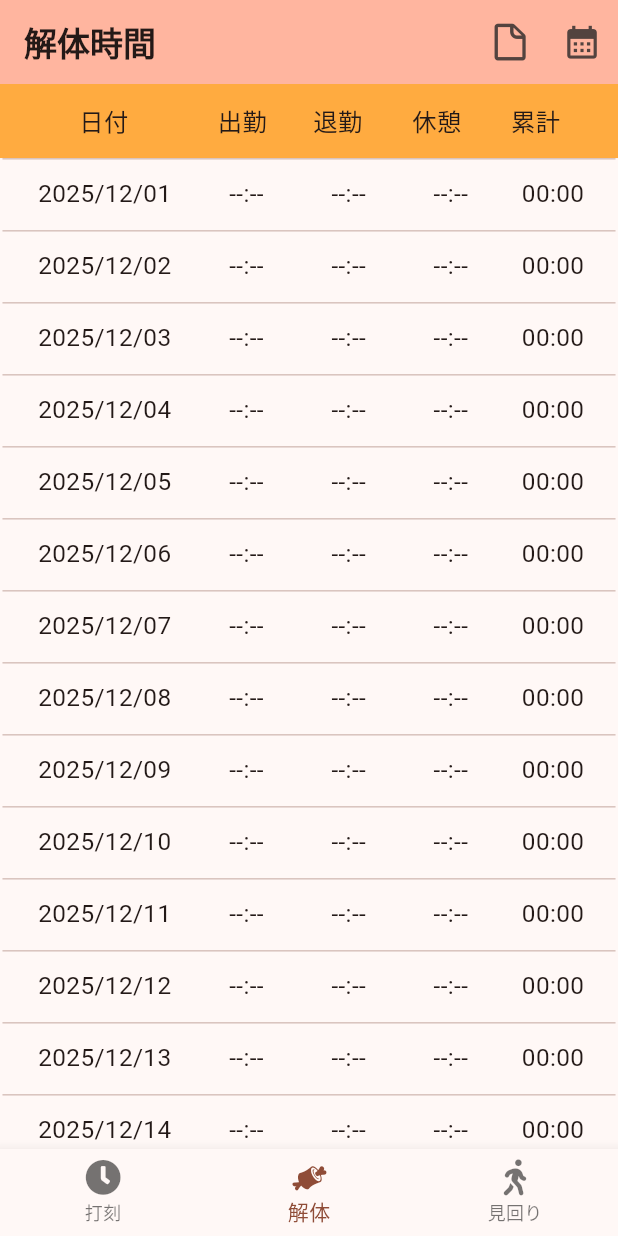
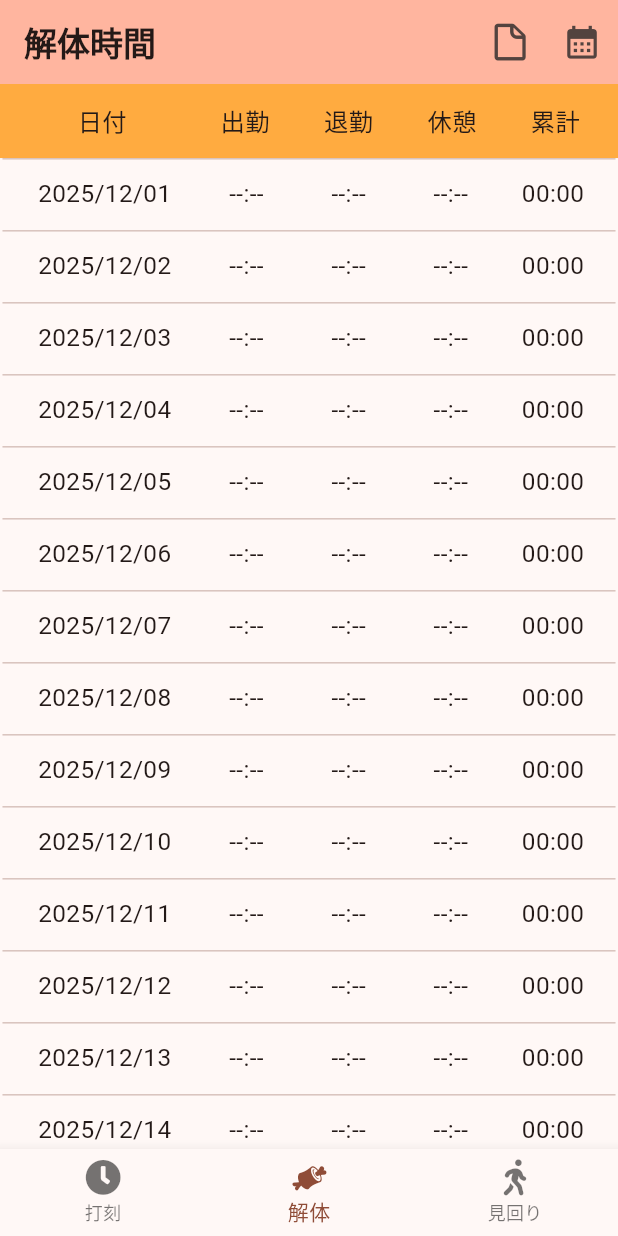
Before and after one commit to tas5521/boar_time, a Flutter app: the screen it shows after launch, item 2 of the bottom bar chosen, on a phone screen of 412 x 824 dp. Run offline on Flutter 3.47's test engine with Material 3 defaults, Android fonts, the phone set to English and light mode, and no system bars; our stand-ins replace flutter_hooks, flutter_screenutil, freezed_annotation, hooks_riverpod, isar; accounts and stored records are empty; generated files the repository leaves out were written again.

Commit message:
レイアウトを修正

```diff
--- a/lib/view/butchering_time/butchering_time_view.dart
+++ b/lib/view/butchering_time/butchering_time_view.dart
@@ -76,19 +76,36 @@ class ButcheringTimeView extends HookConsumerWidget {
         child: Column(
           children: [
             Container(
-              padding: EdgeInsets.fromLTRB(48.0.w, 12.0.w, 12.0.w, 12.0.w),
+              padding: EdgeInsets.fromLTRB(12.0.w, 12.0.w, 12.0.w, 12.0.w),
               color: Colors.orangeAccent,
               child: Row(
+                mainAxisAlignment: MainAxisAlignment.spaceBetween,
                 children: [
-                  Text('日付', style: TextStyle(fontSize: 16.sp)),
-                  SizedBox(width: 54.w),
-                  Text('出勤', style: TextStyle(fontSize: 16.sp)),
-                  SizedBox(width: 28.w),
-                  Text('退勤', style: TextStyle(fontSize: 16.sp)),
-                  SizedBox(width: 30.w),
-                  Text('休憩', style: TextStyle(fontSize: 16.sp)),
-                  SizedBox(width: 30.w),
-                  Text('累計', style: TextStyle(fontSize: 16.sp)),
+                  Container(
+                    alignment: Alignment.center,
+                    width: 100.w,
+                    child: Text('日付', style: TextStyle(fontSize: 16.sp)),
+                  ),
+                  Container(
+                    alignment: Alignment.center,
+                    width: 52.w,
+                    child: Text('出勤', style: TextStyle(fontSize: 16.sp)),
+                  ),
+                  Container(
+                    alignment: Alignment.center,
+                    width: 52.w,
+                    child: Text('退勤', style: TextStyle(fontSize: 16.sp)),
+                  ),
+                  Container(
+                    alignment: Alignment.center,
+                    width: 52.w,
+                    child: Text('休憩', style: TextStyle(fontSize: 16.sp)),
+                  ),
+                  Container(
+                    alignment: Alignment.center,
+                    width: 52.w,
+                    child: Text('累計', style: TextStyle(fontSize: 16.sp)),
+                  ),
                 ],
               ),
             ),
```
